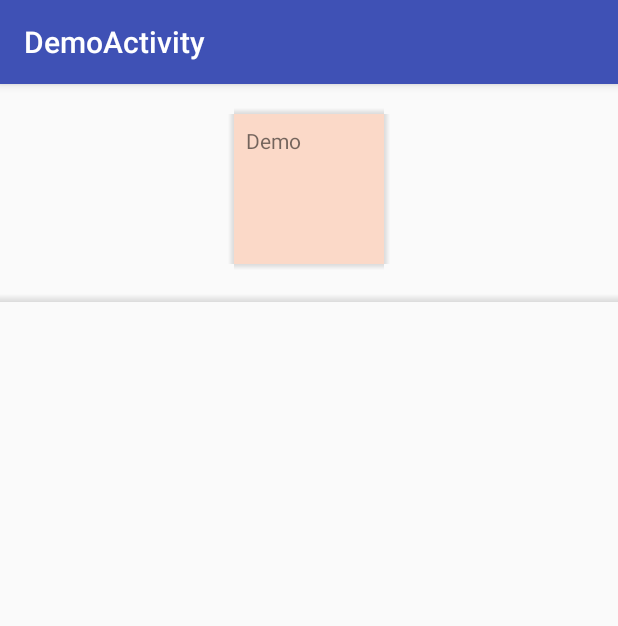
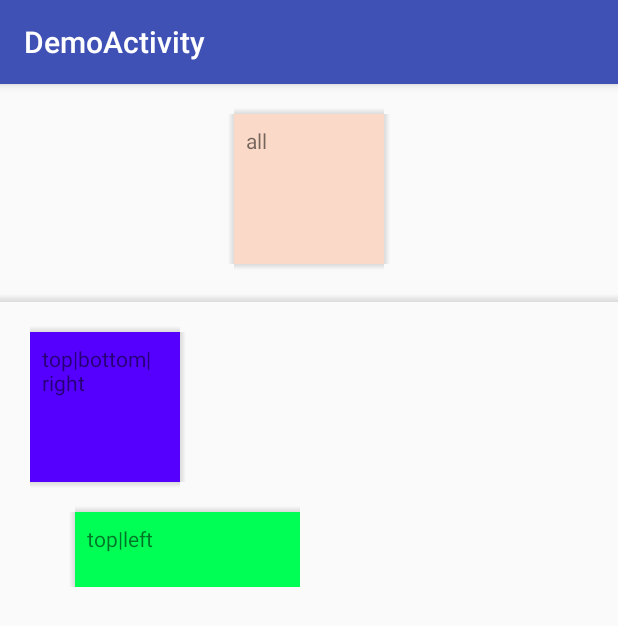
Before and after one commit to jcraane/androidi, an Android app: the screen it shows after launch (DemoActivity), on a phone screen of 412 x 824 dp. Shown: the top 626 px of the screen. Run offline under Robolectric (Android 15) with nearby library versions, the phone set to English and light mode, and no system bars.

Commit message:
Corner shadows.

```diff
--- a/demo/src/main/res/layout/activity_demo.xml
+++ b/demo/src/main/res/layout/activity_demo.xml
@@ -33,11 +33,42 @@
         <TextView
             android:layout_width="wrap_content"
             android:layout_height="wrap_content"
-            android:text="Demo"/>
+            android:text="all"/>
     </nl.capaxit.androidilib.ui.shadow.ShadowWrapperFrameLayout>
 
     <nl.capaxit.androidilib.ui.shadow.TopShadowView
         android:layout_marginTop="20dp"
         android:layout_width="match_parent"
         android:layout_height="5dp"/>
+
+    <nl.capaxit.androidilib.ui.shadow.ShadowWrapperFrameLayout
+        android:layout_width="100dp"
+        android:layout_height="100dp"
+        android:background="#50f"
+        android:padding="8dp"
+        app:capaxitShadowWrapperShadowHeight="4dp"
+        app:capaxitShadowWrapperShadowSide="top|bottom|right"
+        android:layout_marginLeft="20dp"
+        android:layout_marginTop="20dp">
+        <TextView
+            android:layout_width="wrap_content"
+            android:layout_height="wrap_content"
+            android:text="top|bottom|right"/>
+    </nl.capaxit.androidilib.ui.shadow.ShadowWrapperFrameLayout>
+
+    <nl.capaxit.androidilib.ui.shadow.ShadowWrapperFrameLayout
+        android:layout_width="150dp"
+        android:layout_height="50dp"
+        android:background="#0f5"
+        android:padding="8dp"
+        app:capaxitShadowWrapperShadowHeight="4dp"
+        app:capaxitShadowWrapperShadowSide="top|left"
+        android:layout_marginLeft="50dp"
+        android:layout_marginTop="20dp">
+        <TextView
+            android:layout_width="wrap_content"
+            android:layout_height="wrap_content"
+            android:text="top|left"/>
+    </nl.capaxit.androidilib.ui.shadow.ShadowWrapperFrameLayout>
+
 </LinearLayout>
--- a/lib/src/main/java/nl/capaxit/androidilib/ui/shadow/ShadowWrapperFrameLayout.java
+++ b/lib/src/main/java/nl/capaxit/androidilib/ui/shadow/ShadowWrapperFrameLayout.java
@@ -5,11 +5,9 @@ import android.content.res.TypedArray;
 import android.graphics.Canvas;
 import android.graphics.Color;
 import android.graphics.Paint;
-import android.graphics.RadialGradient;
 import android.graphics.Rect;
 import android.graphics.RectF;
 import android.graphics.Region;
-import android.graphics.Shader;
 import android.graphics.drawable.Drawable;
 import android.support.v4.content.ContextCompat;
 import android.util.AttributeSet;
@@ -118,27 +116,26 @@ public class ShadowWrapperFrameLayout extends FrameLayout {
             shadowDrawable.draw(canvas);
         }
 
+        drawCorners(canvas);
+    }
+
+    private void drawCorners(final Canvas canvas) {
         if (sides.containsAll(Arrays.asList(Side.TOP, Side.RIGHT))) {
-            final RadialGradient radialGradient = new RadialGradient(getWidth(), 0, shadowHeight * 2, gradientColors, new float[]{0, 0.5f}, Shader.TileMode.CLAMP);
-            edgePaint.setShader(radialGradient);
-            canvas.drawArc(new RectF(getWidth() - shadowHeight, shadowHeight * -1, getWidth() + shadowHeight, 0 + shadowHeight), 270, 90, true, edgePaint);
+            drawCornerShadow(canvas, Corner.TOP_RIGHT, 270, 90);
         }
         if (sides.containsAll(Arrays.asList(Side.BOTTOM, Side.RIGHT))) {
-            final RadialGradient radialGradient = new RadialGradient(getWidth(), getHeight(), shadowHeight * 2, gradientColors, new float[]{0, 0.5f}, Shader.TileMode.CLAMP);
-            edgePaint.setShader(radialGradient);
-            canvas.drawArc(new RectF(getWidth() - shadowHeight, getHeight() - shadowHeight, getWidth() + shadowHeight, getHeight() + shadowHeight), 0, 90, true, edgePaint);
+            drawCornerShadow(canvas, Corner.BOTTOM_RIGHT, 0, 90);
         }
         if (sides.containsAll(Arrays.asList(Side.TOP, Side.LEFT))) {
-            final RadialGradient radialGradient = new RadialGradient(0, 0, shadowHeight * 2, gradientColors, new float[]{0, 0.5f}, Shader.TileMode.CLAMP);
-            edgePaint.setShader(radialGradient);
-            canvas.drawArc(new RectF(0 - shadowHeight, 0 - shadowHeight, shadowHeight, shadowHeight), 180, 90, true, edgePaint
-            );
+            drawCornerShadow(canvas, Corner.TOP_LEFT, 180, 90);
         }
         if (sides.containsAll(Arrays.asList(Side.BOTTOM, Side.LEFT))) {
-            final RadialGradient radialGradient = new RadialGradient(0, getHeight(), shadowHeight * 2, gradientColors, new float[]{0, 0.5f}, Shader.TileMode.CLAMP);
-            edgePaint.setShader(radialGradient);
-            canvas.drawArc(new RectF(0 - shadowHeight, getHeight() - shadowHeight, 0 + shadowHeight, getHeight() + shadowHeight), 90, 90, true, edgePaint);
+            drawCornerShadow(canvas, Corner.BOTTOM_LEFT, 90, 90);
         }
     }
 
+    private void drawCornerShadow(final Canvas canvas, final Corner corner, final float startAngle, final float sweepAngle) {
+        edgePaint.setShader(corner.getRadialGradient(getWidth(), getHeight(), shadowHeight, gradientColors));
+        canvas.drawArc(new RectF(corner.getCornerRect(getWidth(), getHeight(), shadowHeight)), startAngle, sweepAngle, true, edgePaint);
+    }
 }
```
